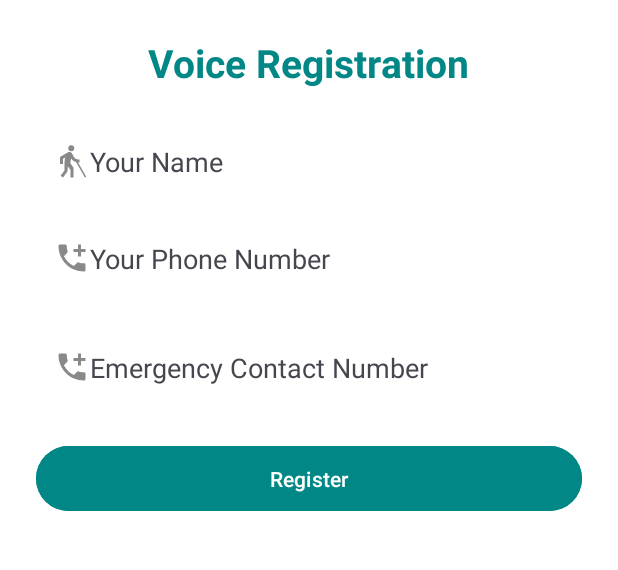
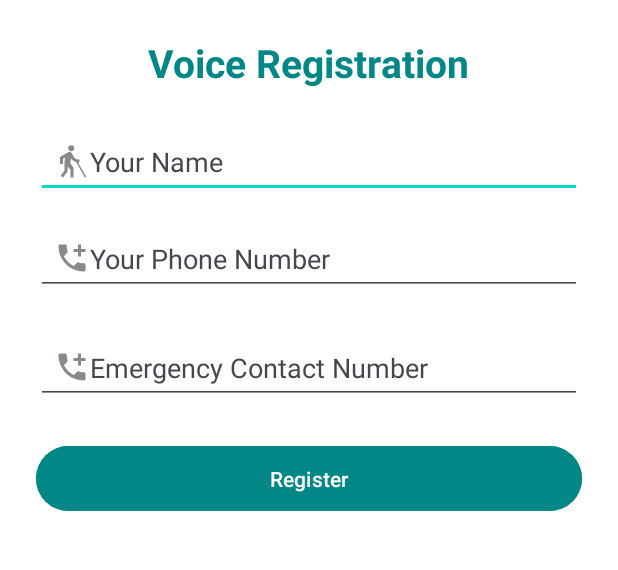
Before and after one commit to habibatanveer20/Bazm-e-Rah, an Android app: the RegistrationActivity screen opened directly, with no data from a screen before it, on a phone screen of 412 x 824 dp, the part 449-1019 px from its top. Run offline under Robolectric (Android 15) with nearby library versions, the phone set to English and light mode, and no system bars; our stand-ins replace Firebase (no records; nobody signed in at launch, a user with empty details on screens opened directly).

Commit message:
Add registration and opt

```diff
--- a/app/src/main/res/layout/activity_registration.xml
+++ b/app/src/main/res/layout/activity_registration.xml
@@ -1,6 +1,6 @@
 <?xml version="1.0" encoding="utf-8"?>
 <LinearLayout xmlns:android="http://schemas.android.com/apk/res/android"
-    xmlns:app="http://schemas.android.com/apk/res-auto"
+    android:id="@+id/main_registration"
     android:layout_width="match_parent"
     android:layout_height="match_parent"
     android:background="?android:windowBackground"
@@ -8,17 +8,14 @@
     android:orientation="vertical"
     android:padding="24dp">
 
-    <!-- App Logo -->
     <ImageView
         android:id="@+id/appLogo"
         android:layout_width="120dp"
         android:layout_height="120dp"
         android:layout_marginBottom="24dp"
         android:src="@drawable/logo"
-        android:contentDescription="App Logo"
-        />
+        android:contentDescription="@string/app_logo_desc" />
 
-    <!-- Heading -->
     <TextView
         android:id="@+id/titleText"
         android:layout_width="wrap_content"
@@ -29,49 +26,45 @@
         android:textSize="26sp"
         android:textStyle="bold" />
 
-    <!-- Name Field -->
     <EditText
         android:id="@+id/nameEditText"
         android:layout_width="match_parent"
         android:layout_height="wrap_content"
         android:layout_marginBottom="16dp"
-        android:backgroundTint="?attr/colorOnPrimary"
-        android:drawableLeft="@drawable/baseline_blind_24"
         android:hint="Your Name"
         android:inputType="textPersonName"
         android:padding="12dp"
+        android:drawableStart="@drawable/baseline_blind_24"
+        android:contentDescription="Name input"
         android:textColor="?android:textColorPrimary"
         android:textColorHint="?android:textColorSecondary" />
 
-    <!-- Phone Field -->
     <EditText
         android:id="@+id/phoneEditText"
         android:layout_width="match_parent"
         android:layout_height="wrap_content"
         android:layout_marginBottom="24dp"
-        android:backgroundTint="?attr/colorOnPrimary"
-        android:drawableLeft="@drawable/baseline_add_call_24"
         android:hint="Your Phone Number"
         android:inputType="phone"
         android:padding="12dp"
+        android:drawableStart="@drawable/baseline_add_call_24"
+        android:contentDescription="Phone input"
         android:textColor="?android:textColorPrimary"
         android:textColorHint="?android:textColorSecondary" />
 
-    <!-- Emergency Contact Field -->
     <EditText
         android:id="@+id/emergencyEditText"
         android:layout_width="match_parent"
         android:layout_height="wrap_content"
         android:layout_marginBottom="24dp"
-        android:backgroundTint="?attr/colorOnPrimary"
-        android:drawableLeft="@drawable/baseline_add_call_24"
         android:hint="Emergency Contact Number"
         android:inputType="phone"
         android:padding="12dp"
+        android:drawableStart="@drawable/baseline_add_call_24"
+        android:contentDescription="Emergency contact input"
         android:textColor="?android:textColorPrimary"
         android:textColorHint="?android:textColorSecondary" />
 
-    <!-- Register Button -->
     <Button
         android:id="@+id/registerButton"
         android:layout_width="match_parent"
@@ -80,6 +73,7 @@
         android:padding="12dp"
         android:text="Register"
         android:textAllCaps="false"
+        android:contentDescription="Register button"
         android:textColor="?attr/colorOnPrimary" />
 
 </LinearLayout>
```
Also changed, not shown: app/src/main/java/com/example/bazmeraah/VerifyOTPActivity.java (added, +24 -0 lines), app/src/main/res/layout/activity_verify_otpactivity.xml (added, +10 -0 lines).
